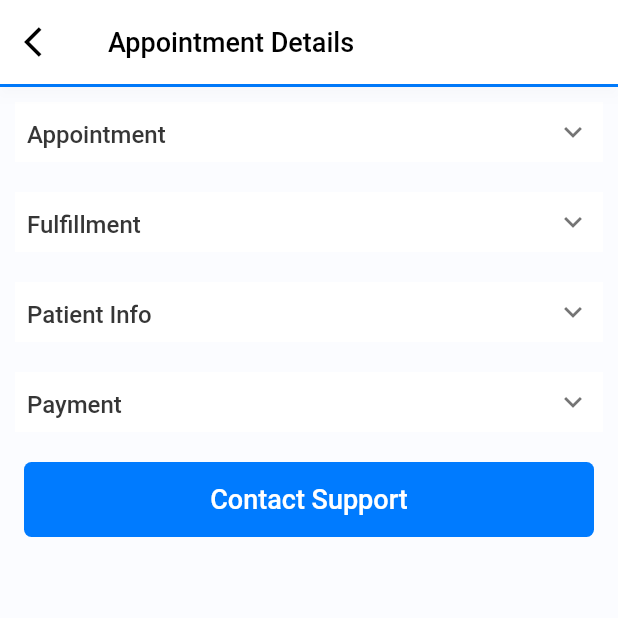
After one commit to Deepak30492/EUA_Flutter, a Flutter app: the screen it shows after launch, after a tap on "Login", on a phone screen of 412 x 824 dp, the top half of it. The commit adds this screen. Run offline on Flutter 3.47's test engine with Material 2 defaults, Android fonts, the phone set to English and light mode, and no system bars; drawn by our look-alikes of expandable; our stand-ins replace connectivity, get, google_fonts; Roboto replaces fonts that are missing (Poppins).

Commit message:
Added new screen appointment details and login screen changes

```diff
--- a/lib/theme/src/app_colors.dart
+++ b/lib/theme/src/app_colors.dart
@@ -13,7 +13,11 @@ class AppColors {
 
   static const Color _lightThemeWhiteColor = Color(0xFFFFFFFF);
 
+  static const Color innerBoxColor = Color(0xFFDDDDDD);
+  static const Color textColor = Color(0xFF363636);
   static const Color _darkThemeWhiteColor = Colors.red;
+  static const Color confirmTextColor = Color(0xFF00CC39);
+  static const Color linkTextColor = Color(0xFF0052CC);
 
   ///Black
   static get black => themeModeController.themeMode
--- /dev/null
+++ b/lib/view/appoinment_details/appointment_details.dart
@@ -0,0 +1 @@
+export 'src/discover_doctor_page.dart';
--- /dev/null
+++ b/lib/view/appoinment_details/src/appointment_details_page.dart
@@ -0,0 +1,498 @@
+import 'package:expandable/expandable.dart';
+import 'package:flutter/material.dart';
+import 'package:get/get.dart';
+import 'package:uhi_eua_flutter_app/theme/theme.dart';
+import 'package:uhi_eua_flutter_app/view/search_details/src/search_details_page.dart';
+import 'package:uhi_eua_flutter_app/widgets/widgets.dart';
+
+class AppointmentDetailsPage extends StatefulWidget {
+  const AppointmentDetailsPage({Key? key}) : super(key: key);
+
+  @override
+  State<AppointmentDetailsPage> createState() => _AppointmentDetailsPageState();
+}
+
+class _AppointmentDetailsPageState extends State<AppointmentDetailsPage> {
+  ///SIZE
+  var width;
+  var height;
+
+  @override
+  Widget build(BuildContext context) {
+    ///ASSIGNING VALUES
+    width = MediaQuery.of(context).size.width;
+    height = MediaQuery.of(context).size.height;
+
+    return Scaffold(
+      appBar: AppBar(
+        backgroundColor: AppColors.white,
+        shadowColor: Colors.black.withOpacity(0.1),
+        leading: IconButton(
+          icon: Icon(Icons.arrow_back_ios),
+          color: Colors.black,
+          onPressed: () {},
+        ),
+        title: const Text(
+          "Appointment Details",
+          textAlign: TextAlign.center,
+          style: TextStyle(
+            fontFamily: "Poppins",
+            fontSize: 18.0,
+            fontWeight: FontWeight.w500,
+            color: Colors.black,
+          ),
+        ),
+      ),
+      body: buildWidgets(),
+    );
+  }
+
+  buildWidgets() {
+    return Container(
+      width: width,
+      height: height,
+      color: AppColors.backgroundWhiteColorFBFCFF,
+      child: ListView(
+        children: [
+          Container(
+              height: 2, width: width, color: AppColors.primaryLightBlue007BFF),
+          Container(
+            color: Colors.white,
+            margin: const EdgeInsets.all(10),
+            child: ExpandablePanel(
+              header: const Padding(
+                padding: EdgeInsets.fromLTRB(8, 12, 8, 8),
+                child: Text(
+                  'Appointment',
+                  style: TextStyle(
+                      color: AppColors.textColor,
+                      fontWeight: FontWeight.w500,
+                      fontFamily: "Poppins",
+                      fontStyle: FontStyle.normal,
+                      fontSize: 16.0),
+                ),
+              ),
+              expanded: Container(
+                height: 130,
+                width: width,
+                color: Colors.white,
+                child: Padding(
+                  padding: const EdgeInsets.only(left: 16, right: 16, top: 12),
+                  child: Column(
+                    children: [
+                      Row(
+                        mainAxisAlignment: MainAxisAlignment.spaceBetween,
+                        children: const [
+                          Text(
+                            'Date Time ',
+                            style: TextStyle(
+                                color: AppColors.textColor,
+                                fontWeight: FontWeight.w500,
+                                fontFamily: "Poppins",
+                                fontStyle: FontStyle.normal,
+                                fontSize: 13.0),
+                          ),
+                          SizedBox(width: 8),
+                          Text(
+                            '14th April 2022, 09:00 AM to 10:00 AM',
+                            style: TextStyle(
+                                color: AppColors.textColor,
+                                fontWeight: FontWeight.w500,
+                                fontFamily: "Poppins",
+                                fontStyle: FontStyle.normal,
+                                fontSize: 13.0),
+                          ),
+                        ],
+                      ),
+                      const SizedBox(height: 6),
+                      _separator(),
+                      const SizedBox(height: 16),
+                      Row(
+                        mainAxisAlignment: MainAxisAlignment.spaceBetween,
+                        children: const [
+                          Text(
+                            'Appointment Id ',
+                            style: TextStyle(
+                                color: AppColors.textColor,
+                                fontWeight: FontWeight.w500,
+                                fontFamily: "Poppins",
+                                fontStyle: FontStyle.normal,
+                                fontSize: 13.0),
+                          ),
+                          SizedBox(width: 8),
+                          Text(
+                            'id-483988',
+                            style: TextStyle(
+                                color: AppColors.textColor,
+                                fontWeight: FontWeight.w500,
+                                fontFamily: "Poppins",
+                                fontStyle: FontStyle.normal,
+                                fontSize: 13.0),
+                          ),
+                        ],
+                      ),
+                      const SizedBox(height: 6),
+                      _separator(),
+                      const SizedBox(height: 16),
+                      Row(
+                        mainAxisAlignment: MainAxisAlignment.spaceBetween,
+                        children: const [
+                          Text(
+                            'Status ',
+                            style: TextStyle(
+                                color: AppColors.textColor,
+                                fontWeight: FontWeight.w500,
+                                fontFamily: "Poppins",
+                                fontStyle: FontStyle.normal,
+                                fontSize: 13.0),
+                          ),
+                          SizedBox(width: 8),
+                          Text(
+                            'Confirmed',
+                            style: TextStyle(
+                                color: AppColors.confirmTextColor,
+                                fontWeight: FontWeight.w500,
+                                fontFamily: "Poppins",
+                                fontStyle: FontStyle.normal,
+                                fontSize: 13.0),
+                          ),
+                        ],
+                      ),
+                      const SizedBox(height: 6),
+                      _separator()
+                    ],
+                  ),
+                ),
+              ),
+              collapsed: Container(),
+            ),
+          ),
+          Container(
+            color: Colors.white,
+            margin: const EdgeInsets.all(10),
+            child: ExpandablePanel(
+              header: const Padding(
+                padding: EdgeInsets.fromLTRB(8, 12, 8, 8),
+                child: Text(
+                  'Fulfillment',
+                  style: TextStyle(
+                      color: AppColors.textColor,
+                      fontWeight: FontWeight.w500,
+                      fontFamily: "Poppins",
+                      fontStyle: FontStyle.normal,
+                      fontSize: 16.0),
+                ),
+              ),
+              expanded: Container(
+                height: 130,
+                width: width,
+                color: Colors.white,
+                child: Padding(
+                  padding: const EdgeInsets.only(left: 16, right: 16, top: 12),
+                  child: Column(
+                    children: [
+                      Row(
+                        mainAxisAlignment: MainAxisAlignment.spaceBetween,
+                        children: const [
+                          Text(
+                            'Id',
+                            style: TextStyle(
+                                color: AppColors.textColor,
+                                fontWeight: FontWeight.w500,
+                                fontFamily: "Poppins",
+                                fontStyle: FontStyle.normal,
+                                fontSize: 13.0),
+                          ),
+                          SizedBox(width: 8),
+                          Text(
+                            'id-432984',
+                            style: TextStyle(
+                                color: AppColors.textColor,
+                                fontWeight: FontWeight.w500,
+                                fontFamily: "Poppins",
+                                fontStyle: FontStyle.normal,
+                                fontSize: 13.0),
+                          ),
+                        ],
+                      ),
+                      const SizedBox(height: 6),
+                      _separator(),
+                      const SizedBox(height: 16),
+                      Row(
+                        mainAxisAlignment: MainAxisAlignment.spaceBetween,
+                        children: const [
+                          Text(
+                            'Provider',
+                            style: TextStyle(
+                                color: AppColors.textColor,
+                                fontWeight: FontWeight.w500,
+                                fontFamily: "Poppins",
+                                fontStyle: FontStyle.normal,
+                                fontSize: 13.0),
+                          ),
+                          SizedBox(width: 8),
+                          Text(
+                            'Tele-consultation',
+                            style: TextStyle(
+                                color: AppColors.textColor,
+                                fontWeight: FontWeight.w500,
+                                fontFamily: "Poppins",
+                                fontStyle: FontStyle.normal,
+                                fontSize: 13.0),
+                          ),
+                        ],
+                      ),
+                      const SizedBox(height: 6),
+                      _separator(),
+                      const SizedBox(height: 16),
+                      Row(
+                        mainAxisAlignment: MainAxisAlignment.spaceBetween,
+                        children: const [
+                          Text(
+                            'Status ',
+                            style: TextStyle(
+                                color: AppColors.textColor,
+                                fontWeight: FontWeight.w500,
+                                fontFamily: "Poppins",
+                                fontStyle: FontStyle.normal,
+                                fontSize: 13.0),
+                          ),
+                          SizedBox(width: 8),
+                          Text(
+                            'Appointment Link',
+                            style: TextStyle(
+                                color: AppColors.linkTextColor,
+                                fontWeight: FontWeight.w500,
+                                fontFamily: "Poppins",
+                                fontStyle: FontStyle.normal,
+                                fontSize: 13.0),
+                          ),
+                        ],
+                      ),
+                      const SizedBox(height: 6),
+                      _separator()
+                    ],
+                  ),
+                ),
+              ),
+              collapsed: Container(),
+            ),
+          ),
+          Container(
+            color: Colors.white,
+            margin: const EdgeInsets.all(10),
+            child: ExpandablePanel(
+              header: const Padding(
+                padding: EdgeInsets.fromLTRB(8, 12, 8, 8),
+                child: Text(
+                  'Patient Info',
+                  style: TextStyle(
+                      color: AppColors.textColor,
+                      fontWeight: FontWeight.w500,
+                      fontFamily: "Poppins",
+                      fontStyle: FontStyle.normal,
+                      fontSize: 16.0),
+                ),
+              ),
+              expanded: Container(
+                height: 130,
+                width: width,
+                color: Colors.white,
+                child: Padding(
+                  padding: const EdgeInsets.only(left: 16, right: 16, top: 12),
+                  child: Column(
+                    children: [
+                      Row(
+                        children: [
+                          Icon(Icons.person_outlined,
+                              size: 24, color: AppColors.black),
+                          const SizedBox(width: 16),
+                          const Text(
+                            'Aadya Singh',
+                            style: TextStyle(
+                                color: AppColors.textColor,
+                                fontWeight: FontWeight.w500,
+                                fontFamily: "Poppins",
+                                fontStyle: FontStyle.normal,
+                                fontSize: 13.0),
+                          ),
+                        ],
+                      ),
+                      const SizedBox(height: 6),
+                      _separator(),
+                      const SizedBox(height: 8),
+                      Row(
+                        children: [
+                          Icon(Icons.place_outlined,
+                              size: 24, color: AppColors.black),
+                          const SizedBox(width: 16),
+                          const Text(
+                            '8502 Preston Rd. Inglewood, Maine 98380',
+                            style: TextStyle(
+                                color: AppColors.textColor,
+                                fontWeight: FontWeight.w500,
+                                fontFamily: "Poppins",
+                                fontStyle: FontStyle.normal,
+                                fontSize: 13.0),
+                          ),
+                        ],
+                      ),
+                      const SizedBox(height: 6),
+                      _separator(),
+                      const SizedBox(height: 8),
+                      Row(
+                        children: [
+                          Icon(Icons.call_outlined,
+                              size: 24, color: AppColors.black),
+                          const SizedBox(width: 16),
+                          const Text(
+                            '7725068610',
+                            style: TextStyle(
+                                color: AppColors.textColor,
+                                fontWeight: FontWeight.w500,
+                                fontFamily: "Poppins",
+                                fontStyle: FontStyle.normal,
+                                fontSize: 13.0),
+                          ),
+                        ],
+                      ),
+                      const SizedBox(height: 6),
+                      _separator()
+                    ],
+                  ),
+                ),
+              ),
+              collapsed: Container(),
+            ),
+          ),
+          Container(
+            color: Colors.white,
+            margin: const EdgeInsets.all(10),
+            child: ExpandablePanel(
+              header: const Padding(
+                padding: EdgeInsets.fromLTRB(8, 12, 8, 8),
+                child: Text(
+                  'Payment',
+                  style: TextStyle(
+                      color: AppColors.textColor,
+                      fontWeight: FontWeight.w500,
+                      fontFamily: "Poppins",
+                      fontStyle: FontStyle.normal,
+                      fontSize: 16.0),
+                ),
+              ),
+              expanded: Container(
+                height: 100,
+                width: width,
+                color: Colors.white,
+                child: Padding(
+                  padding: const EdgeInsets.only(left: 16, right: 16, top: 12),
+                  child: Column(
+                    children: [
+                      Row(
+                        mainAxisAlignment: MainAxisAlignment.spaceBetween,
+                        children: const [
+                          Text(
+                            'Consultation',
+                            style: TextStyle(
+                                color: AppColors.textColor,
+                                fontWeight: FontWeight.w500,
+                                fontFamily: "Poppins",
+                                fontStyle: FontStyle.normal,
+                                fontSize: 13.0),
+                          ),
+                          SizedBox(width: 8),
+                          Text(
+                            '₹ 500',
+                            style: TextStyle(
+                                color: AppColors.textColor,
+                                fontWeight: FontWeight.w500,
+                                fontFamily: "Poppins",
+                                fontStyle: FontStyle.normal,
+                                fontSize: 13.0),
+                          ),
+                        ],
+                      ),
+                      const SizedBox(height: 6),
+                      _separator(),
+                      const SizedBox(height: 16),
+                      Row(
+                        mainAxisAlignment: MainAxisAlignment.spaceBetween,
+                        children: const [
+                          Text(
+                            'Online Charges',
+                            style: TextStyle(
+                                color: AppColors.textColor,
+                                fontWeight: FontWeight.w500,
+                                fontFamily: "Poppins",
+                                fontStyle: FontStyle.normal,
+                                fontSize: 13.0),
+                          ),
+                          SizedBox(width: 8),
+                          Text(
+                            '₹ 500',
+                            style: TextStyle(
+                                color: AppColors.textColor,
+                                fontWeight: FontWeight.w500,
+                                fontFamily: "Poppins",
+                                fontStyle: FontStyle.normal,
+                                fontSize: 13.0),
+                          ),
+                        ],
+                      ),
+                      const SizedBox(height: 6),
+                      _separator(),
+                    ],
+                  ),
+                ),
+              ),
+              collapsed: Container(),
+            ),
+          ),
+          Center(
+            child: InkWell(
+              child: Container(
+                margin:
+                    const EdgeInsets.symmetric(horizontal: 16, vertical: 10),
+                width: width * 0.95,
+                height: 50,
+                decoration: BoxDecoration(
+                    borderRadius: BorderRadius.circular(5),
+                    color: AppColors.primaryLightBlue007BFF),
+                child: Center(
+                  child: Row(
+                    mainAxisAlignment: MainAxisAlignment.center,
+                    children: const [
+                      Text(
+                        "Contact Support",
+                        textAlign: TextAlign.center,
+                        style: TextStyle(
+                          fontFamily: "Poppins",
+                          fontSize: 18.0,
+                          fontWeight: FontWeight.w500,
+                          color: Colors.white,
+                        ),
+                      ),
+                    ],
+                  ),
+                ),
+              ),
+              onTap: () {},
+            ),
+          ),
+        ],
+      ),
+    );
+  }
+
+  Widget _separator() {
+    return Padding(
+      padding: const EdgeInsets.only(top: 0, bottom: 0),
+      child: SizedBox(
+        height: 1,
+        width: MediaQuery.of(context).size.width,
+        child: Container(color: AppColors.innerBoxColor),
+      ),
+    );
+  }
+}
--- a/lib/view/login/src/login_page.dart
+++ b/lib/view/login/src/login_page.dart
@@ -1,6 +1,7 @@
 import 'package:flutter/material.dart';
 import 'package:get/get.dart';
 import 'package:uhi_eua_flutter_app/theme/theme.dart';
+import 'package:uhi_eua_flutter_app/view/appoinment_details/src/appointment_details_page.dart';
 import 'package:uhi_eua_flutter_app/view/discovery/discovery.dart';
 
 class LoginPage extends StatefulWidget {
@@ -74,12 +75,11 @@ class LoginPageState extends State<LoginPage> {
                             border: Border.all(color: Colors.grey)),
                         child: Row(
                           children: [
-                            const Padding(
-                              padding: EdgeInsets.all(8.0),
-                              child: Icon(
-                                Icons.account_circle_outlined,
-                                size: 32,
-                              ),
+                            Padding(
+                              padding: const EdgeInsets.all(8.0),
+                              child: Icon(Icons.person_outlined,
+                                  size: 24,
+                                  color: AppColors.primaryLightBlue007BFF),
                             ),
                             SizedBox(
                               width: width * 0.6,
@@ -126,12 +126,11 @@ class LoginPageState extends State<LoginPage> {
                             border: Border.all(color: Colors.grey)),
                         child: Row(
                           children: [
-                            const Padding(
-                              padding: EdgeInsets.all(8.0),
-                              child: Icon(
-                                Icons.lock_open,
-                                size: 32,
-                              ),
+                            Padding(
+                              padding: const EdgeInsets.all(8.0),
+                              child: Icon(Icons.vpn_key,
+                                  size: 24,
+                                  color: AppColors.primaryLightBlue007BFF),
                             ),
                             SizedBox(
                               width: width * 0.75,
@@ -182,37 +181,33 @@ class LoginPageState extends State<LoginPage> {
           Center(
             child: InkWell(
               child: Container(
-                margin: const EdgeInsets.only(top: 40),
-                width: 140,
+                margin:
+                    const EdgeInsets.symmetric(horizontal: 16, vertical: 40),
+                width: width * 0.95,
                 height: 50,
                 decoration: BoxDecoration(
                     borderRadius: BorderRadius.circular(5),
-                    color: Color.fromARGB(156, 156, 224, 254)),
+                    color: AppColors.primaryLightBlue007BFF),
                 child: Center(
                   child: Row(
                     mainAxisAlignment: MainAxisAlignment.center,
                     children: const [
                       Text(
-                        "LOG IN",
+                        "Login",
                         textAlign: TextAlign.center,
                         style: TextStyle(
                           fontFamily: "Poppins",
-                          fontSize: 14.0,
+                          fontSize: 18.0,
                           fontWeight: FontWeight.w500,
                           color: Colors.white,
                         ),
-                      ),
-                      Icon(
-                        Icons.chevron_right,
-                        size: 30,
-                        color: Colors.white,
                       ),
                     ],
                   ),
                 ),
               ),
               onTap: () {
-                Get.offAll(const DiscoverDoctorPage());
+                Get.offAll(const AppointmentDetailsPage());
               },
             ),
           ),
--- a/pubspec.yaml
+++ b/pubspec.yaml
@@ -41,6 +41,7 @@ dependencies:
   jiffy: ^5.0.0
   uuid: ^3.0.6
   upi_india: ^3.0.1
+  expandable: ^5.0.1
 
 dev_dependencies:
   flutter_test:
```
Also changed, not shown: pubspec.lock.
